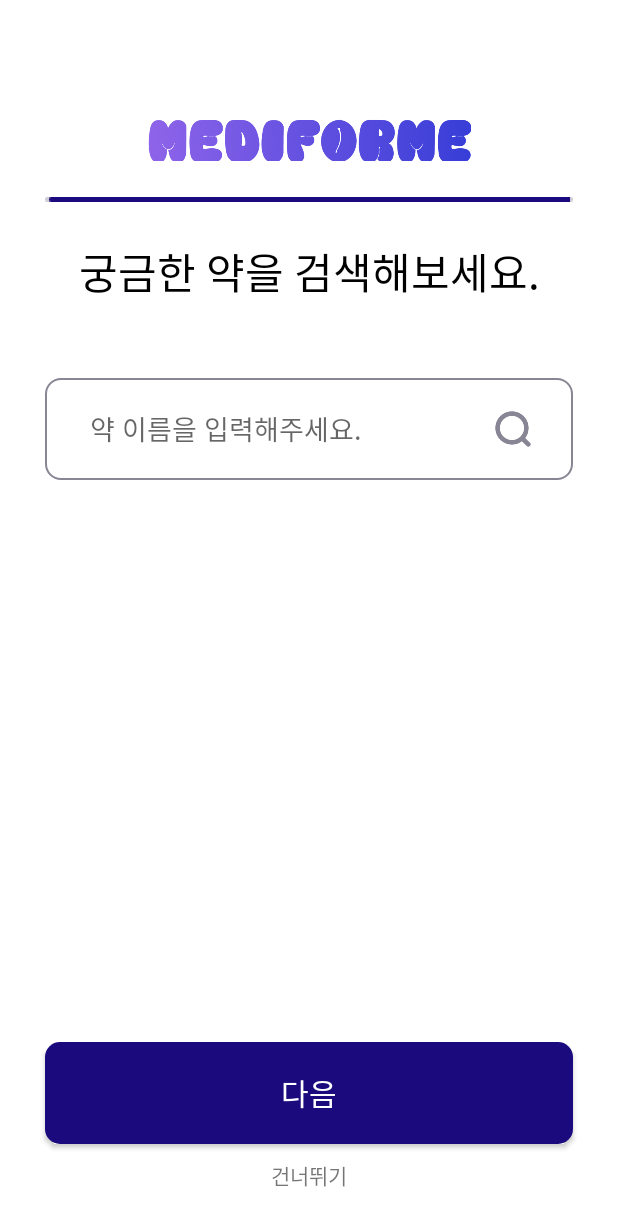
After one commit to medi4me/frontend_medi, an Android app: the layout activity_search_with_name.xml on its own in the app's theme, with its tools: preview values and no code run, on a phone screen of 412 x 824 dp. The commit adds this screen. Shown: the top 1226 px of the screen. Run offline under Robolectric (Android 15) with nearby library versions, the phone set to English and light mode, and no system bars.

Commit message:
FEAT:약 이름으로 검색하기 화면 구현

```diff
--- a/app/src/main/AndroidManifest.xml
+++ b/app/src/main/AndroidManifest.xml
@@ -62,6 +62,9 @@
             android:name=".onboarding.OnboardingDetailActivity"
             android:exported="false" />
         <activity
+            android:name=".search.SearchWithNameActivity"
+            android:exported="false" />
+        <activity
             android:name=".Splash"
             android:exported="true" />
     </application>
--- a/app/src/main/java/com/example/mediforme/JoinNameActivity.kt
+++ b/app/src/main/java/com/example/mediforme/JoinNameActivity.kt
@@ -7,6 +7,7 @@ import androidx.activity.enableEdgeToEdge
 import androidx.appcompat.app.AppCompatActivity
 import androidx.core.view.ViewCompat
 import androidx.core.view.WindowInsetsCompat
+import com.example.mediforme.onboarding.OnboardingAgeActivity
 
 class JoinNameActivity : AppCompatActivity() {
 
@@ -23,7 +24,7 @@ class JoinNameActivity : AppCompatActivity() {
         val nextBtn: Button = findViewById(R.id.next_btn)
 
         nextBtn.setOnClickListener {
-            val intent = Intent(this, MainActivity::class.java)
+            val intent = Intent(this, OnboardingAgeActivity::class.java)
             startActivity(intent)
         }
 
--- a/app/src/main/java/com/example/mediforme/search/SearchFragment.kt
+++ b/app/src/main/java/com/example/mediforme/search/SearchFragment.kt
@@ -25,6 +25,11 @@ class SearchFragment : Fragment() {
             startActivity(Intent(requireContext(), SearchResultActivity::class.java))
         }
 
+        binding.searchWithName.setOnClickListener {
+            // Use requireContext() to get the context
+            startActivity(Intent(requireContext(), SearchWithNameActivity::class.java))
+        }
+
         return binding.root
     }
 }
--- a/app/src/main/java/com/example/mediforme/search/SearchResultActivity.kt
+++ b/app/src/main/java/com/example/mediforme/search/SearchResultActivity.kt
@@ -1,9 +1,11 @@
 package com.example.mediforme.search
 
+import android.content.Intent
 import android.os.Bundle
 import androidx.appcompat.app.AppCompatActivity
 import com.example.mediforme.R
 import com.example.mediforme.databinding.ActivitySearchresultBinding
+import com.example.mediforme.onboarding.OnboardingMedicineActivity
 
 class SearchResultActivity : AppCompatActivity() {
     lateinit var binding: ActivitySearchresultBinding
@@ -42,16 +44,20 @@ class SearchResultActivity : AppCompatActivity() {
         val listAdapter = MedicineListAdapter(dummyData)
         binding.medicineInfoRecyclerView.adapter = listAdapter
 
+        // 복용 약에 추가하기 버튼을 눌렀을 시
         val bottomSheetFragment = BottomSheetFragment()
         binding.addToMedsButton.setOnClickListener {
             bottomSheetFragment.show(supportFragmentManager, "BottomSheetDialog")
+            //startActivity(Intent(this, AddMedicineActivity::class.java))
         }
 
+        // 정보 더 알아보기 버튼 눌렀을 시
         val bottomSheetFragment2 = BottomSheetFragment2()
         binding.moreInfoTv.setOnClickListener {
             bottomSheetFragment2.show(supportFragmentManager, "BottomSheetDialog2")
         }
 
+        // 약물 조합 확인하기 버튼 눌렀을 시
         val bottomSheetFragment3 = BottomSheetFragment3()
         binding.checkCombinationButton.setOnClickListener {
             bottomSheetFragment3.show(supportFragmentManager, "BottomSheetDialog2")
--- /dev/null
+++ b/app/src/main/res/layout/activity_search_with_name.xml
@@ -0,0 +1,123 @@
+<?xml version="1.0" encoding="utf-8"?>
+<androidx.constraintlayout.widget.ConstraintLayout
+    xmlns:android="http://schemas.android.com/apk/res/android"
+    xmlns:app="http://schemas.android.com/apk/res-auto"
+    xmlns:tools="http://schemas.android.com/tools"
+    android:id="@+id/main"
+    android:layout_width="match_parent"
+    android:layout_height="match_parent"
+    android:background="@color/white"
+    >
+
+    <ImageView
+        android:id="@+id/imageView2"
+        android:layout_width="215dp"
+        android:layout_height="60dp"
+        android:layout_marginTop="63dp"
+        android:src="@drawable/icon_main_logo"
+        app:layout_constraintEnd_toEndOf="parent"
+        app:layout_constraintStart_toStartOf="parent"
+        app:layout_constraintTop_toTopOf="parent" />
+
+    <ImageView
+        android:id="@+id/imageView3"
+        android:layout_width="352dp"
+        android:layout_height="3dp"
+        android:layout_marginTop="131dp"
+        android:src="@drawable/back_bar"
+        app:layout_constraintEnd_toEndOf="parent"
+        app:layout_constraintStart_toStartOf="parent"
+        app:layout_constraintTop_toTopOf="parent" />
+
+    <ImageView
+        android:layout_width="352dp"
+        android:layout_height="3dp"
+        android:src="@drawable/back_bar_purple"
+        android:layout_marginEnd="220dp"
+        app:layout_constraintEnd_toEndOf="parent"
+        app:layout_constraintStart_toStartOf="parent"
+        app:layout_constraintTop_toTopOf="parent"
+        android:layout_marginTop="131dp"/>
+
+    <ImageView
+        android:layout_width="352dp"
+        android:layout_height="3dp"
+        android:src="@drawable/back_bar_purple"
+        android:layout_marginStart="220dp"
+        app:layout_constraintEnd_toEndOf="parent"
+        app:layout_constraintStart_toStartOf="parent"
+        app:layout_constraintTop_toTopOf="parent"
+        android:layout_marginTop="131dp"/>
+
+    <ImageView
+        android:layout_width="352dp"
+        android:layout_height="3dp"
+        android:src="@drawable/back_bar_purple"
+        app:layout_constraintEnd_toEndOf="parent"
+        app:layout_constraintStart_toStartOf="parent"
+        app:layout_constraintTop_toTopOf="parent"
+        android:layout_marginTop="131dp"/>
+
+    <TextView
+        android:id="@+id/explain_tv"
+        android:layout_width="wrap_content"
+        android:layout_height="wrap_content"
+        android:layout_marginTop="160dp"
+        android:fontFamily="@font/pretendard_medium"
+        android:text="궁금한 약을 검색해보세요."
+        android:gravity="center"
+        android:textColor="@color/black"
+        android:textSize="28sp"
+        app:layout_constraintEnd_toEndOf="parent"
+        app:layout_constraintStart_toStartOf="parent"
+        app:layout_constraintTop_toTopOf="parent" />
+
+    <EditText
+        android:id="@+id/medicine_name_EV"
+        android:layout_width="352dp"
+        android:layout_height="68dp"
+        android:background="@drawable/background_input"
+        android:fontFamily="@font/pretendard_regular"
+        android:layout_marginTop="50dp"
+        android:hint="약 이름을 입력해주세요."
+        android:paddingStart="30dp"
+        app:layout_constraintEnd_toEndOf="parent"
+        app:layout_constraintStart_toStartOf="parent"
+        app:layout_constraintTop_toBottomOf="@+id/explain_tv" />
+
+    <ImageView
+        android:id="@+id/search_medicine_iv"
+        android:layout_width="40dp"
+        android:layout_height="40dp"
+        android:src="@drawable/ic_search_medicine"
+        android:layout_marginEnd="20dp"
+        app:layout_constraintBottom_toBottomOf="@+id/medicine_name_EV"
+        app:layout_constraintEnd_toEndOf="@+id/medicine_name_EV"
+        app:layout_constraintTop_toTopOf="@+id/medicine_name_EV" />
+
+
+    <Button
+        android:id="@+id/veri_btn"
+        android:layout_width="352dp"
+        android:layout_height="68dp"
+        android:background="@drawable/btn_select"
+        android:fontFamily="@font/pretendard_regular"
+        android:text="다음"
+        android:layout_marginBottom="10dp"
+        android:textColor="@color/white"
+        android:textSize="20sp"
+        app:layout_constraintBottom_toTopOf="@+id/skipping_tv"
+        app:layout_constraintEnd_toEndOf="parent"
+        app:layout_constraintStart_toStartOf="parent" />
+
+    <TextView
+        android:id="@+id/skipping_tv"
+        android:layout_width="wrap_content"
+        android:layout_height="wrap_content"
+        android:text="건너뛰기"
+        android:layout_marginBottom="30dp"
+        app:layout_constraintEnd_toEndOf="parent"
+        app:layout_constraintStart_toStartOf="parent"
+        app:layout_constraintBottom_toBottomOf="parent" />
+
+</androidx.constraintlayout.widget.ConstraintLayout>
--- a/app/src/main/res/layout/fragment_bottom_sheet3.xml
+++ b/app/src/main/res/layout/fragment_bottom_sheet3.xml
@@ -126,7 +126,7 @@
         android:layout_marginBottom="20dp"
         android:background="@drawable/btn_select"
         android:fontFamily="@font/pretendard_regular"
-        android:text="다음"
+        android:text="약물 조합 확인하기"
         android:textColor="@color/white"
         android:textSize="20sp"
         android:layout_marginTop="180dp"
```
Also changed, not shown: app/src/main/java/com/example/mediforme/search/SearchResultAdapter.kt (added, +26 -0 lines), app/src/main/java/com/example/mediforme/search/SearchWithNameActivity.kt (added, +72 -0 lines).
